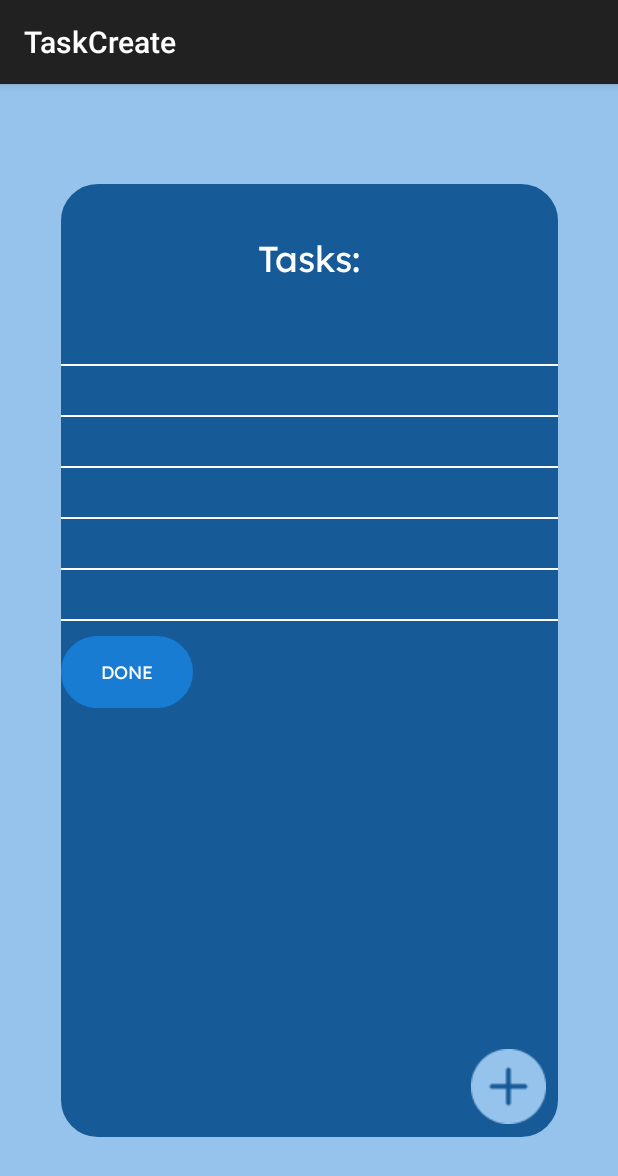
After one commit to Elaine-21/Taskagotchi, an Android app built with Jetpack Compose: the TaskCreationActivity screen opened directly, with no data from a screen before it, on a phone screen of 412 x 824 dp. The commit adds this screen. Shown: the top 1176 px of the screen. Run offline under Robolectric (Android 15) with nearby library versions, the phone set to English and light mode, and no system bars; our stand-ins replace Firebase (no records; nobody signed in at launch, a user with empty details on screens opened directly); Roboto replaces fonts that are not available here.

Commit message:
in progress: Task Creation

```diff
--- a/app/build.gradle.kts
+++ b/app/build.gradle.kts
@@ -54,6 +54,7 @@ android {
 dependencies {
 
     implementation("androidx.core:core-splashscreen:1.0.0")
+    implementation ("org.jetbrains.kotlinx:kotlinx-coroutines-android:1.5.2")
     implementation(libs.androidx.core.ktx)
     implementation(libs.androidx.lifecycle.runtime.ktx)
     implementation(libs.androidx.activity.compose)
--- /dev/null
+++ b/app/src/main/java/com/mobdeve/s13/martin/elaine/taskagotchi/TaskCreationActivity.kt
@@ -0,0 +1,195 @@
+package com.mobdeve.s13.martin.elaine.taskagotchi
+
+import android.app.Dialog
+import android.os.Bundle
+import android.util.Log
+import android.widget.Button
+import android.widget.EditText
+import android.widget.ImageView
+import android.widget.RadioGroup
+import android.widget.TextView
+import android.widget.Toast
+import androidx.appcompat.app.AppCompatActivity
+import com.google.firebase.database.DataSnapshot
+import com.google.firebase.database.DatabaseError
+import com.google.firebase.database.DatabaseReference
+import com.google.firebase.database.FirebaseDatabase
+import com.google.firebase.database.ValueEventListener
+import com.mobdeve.s13.martin.elaine.taskagotchi.databinding.ActivityTaskCreationBinding
+import com.mobdeve.s13.martin.elaine.taskagotchi.model.CharacterDifficulty
+import kotlin.math.log
+
+class TaskCreationActivity : AppCompatActivity() {
+
+    private lateinit var firebaseDatabase: FirebaseDatabase
+    private lateinit var usersReference: DatabaseReference
+    private lateinit var taskaCharacterReference: DatabaseReference
+    private lateinit var taskDatabaseReference: DatabaseReference
+
+    private var taskTitle : String = ""
+    private var taskDescription: String = ""
+    private var frequency: String = ""
+    private var taskAdded: Int = 0
+    private var difficulty: String?= null
+    private var charName:String? = null
+    private var taskQuantity: Int = 0
+
+    override fun onCreate(savedInstanceState: Bundle?) {
+        super.onCreate(savedInstanceState)
+        val viewBinding: ActivityTaskCreationBinding = ActivityTaskCreationBinding.inflate(layoutInflater)
+        setContentView(viewBinding.root)
+
+        //
+        firebaseDatabase = FirebaseDatabase.getInstance()
+        usersReference = firebaseDatabase.reference.child("users")
+        taskaCharacterReference = firebaseDatabase.reference.child("taskagotchiCharacter")
+        taskDatabaseReference = firebaseDatabase.reference.child("tasks")
+
+        //
+        val userId = intent.getStringExtra("userId")
+        val charId = intent.getStringExtra("charId")
+
+
+        getCharacter(charId)
+        //
+        getTaskQuantity(difficulty)
+
+        Log.d("TaskCreation", "charName outside: ${charName} difficulty outside: ${difficulty}")
+
+        viewBinding.addTaskBtn.setOnClickListener{
+            if(taskAdded <= taskQuantity){
+                showAddTaskDialog(taskQuantity)
+            }else{
+                Toast.makeText(this@TaskCreationActivity, "Task full", Toast.LENGTH_SHORT).show()
+            }
+        }
+        viewBinding.addTaskDoneBtn.setOnClickListener {
+            if(taskAdded == taskQuantity){
+                Toast.makeText(this@TaskCreationActivity, "Tasks added", Toast.LENGTH_SHORT).show()
+            }else{
+                Toast.makeText(this@TaskCreationActivity, "Please complete task quantity: ${taskQuantity} charName ${charName}", Toast.LENGTH_SHORT).show()
+                Log.d("TaskCreation", "charName ${charName}")
+            }
+        }
+
+    }
+
+    private fun saveTasks(){
+
+    }
+
+
+    private fun getCharacter(charId: String?) {
+        taskaCharacterReference.orderByChild("id").equalTo(charId).addListenerForSingleValueEvent(object: ValueEventListener {
+            override fun onDataChange(snapshot: DataSnapshot) {
+                if(snapshot.exists()){
+                    for (child in snapshot.children) {
+                        val charName1 = child.child("name").getValue(String::class.java)
+                        val difficulty1 = child.child("difficulty").getValue(String::class.java)
+
+
+                        Log.d("TaskCreation", "charName1 ${charName1} difficulty1 ${difficulty1}")
+
+                        charName = charName1
+                        difficulty = difficulty1
+
+                        Log.d("TaskCreation", "charName inside: ${charName} difficulty inside: ${difficulty}")
+
+
+                    }
+                }
+            }
+
+            override fun onCancelled(error: DatabaseError) {
+                Toast.makeText(this@TaskCreationActivity, "Database Error: ${error.message}", Toast.LENGTH_SHORT).show()
+            }
+
+        })
+
+    }
+
+    private fun getTaskQuantity(difficulty: String?){
+
+        if(difficulty == "BEGINNER"){
+            taskQuantity = 2
+        }else if(difficulty == "AMATEUR"){
+            taskQuantity = 4
+        }else if(difficulty == "EXPERT"){
+            taskQuantity = 6
+        }
+
+    }
+
+    private fun showAddedTask(){
+        var task: TextView = findViewById(R.id.task1_tv)
+        if(taskAdded == 1){
+            task = findViewById(R.id.task1_tv)
+        }else if(taskAdded == 2){
+            task = findViewById(R.id.task2_tv)
+        }else if(taskAdded == 3){
+            task = findViewById(R.id.task3_tv)
+        }else if(taskAdded == 4){
+            task = findViewById(R.id.task4_tv)
+        }else if(taskAdded == 5){
+            task = findViewById(R.id.task5_tv)
+        }else if(taskAdded == 6){
+            task = findViewById(R.id.task6_tv)
+        }
+
+        task.setText("Task ${taskAdded} - ${frequency}\n${taskDescription}")
+
+    }
+    private fun showAddTaskDialog(taskQuantity: Int) {
+        val dialog = Dialog(this)
+        dialog.setContentView(R.layout.dialog_add_task)
+
+        //set size
+        dialog.window?.setLayout(
+            500,
+            700
+        )
+
+        val exitBtn = dialog.findViewById<ImageView>(R.id.exit_btn)
+        val addTaskBtn = dialog.findViewById<Button>(R.id.add_task_btn)
+        val taskTitleEt = dialog.findViewById<EditText>(R.id.task_title_et)
+        val taskDescriptionEt = dialog.findViewById<EditText>(R.id.task_description_et)
+        val frequencyRg = dialog.findViewById<RadioGroup>(R.id.frequency_rg)
+
+        exitBtn.setOnClickListener {
+            dialog.dismiss()
+        }
+
+        addTaskBtn.setOnClickListener {
+            taskTitle = taskTitleEt.text.toString()
+            taskDescription = taskDescriptionEt.text.toString()
+            val selectedFrequencyId = frequencyRg.checkedRadioButtonId
+            frequency = when (selectedFrequencyId) {
+                R.id.everyday_rb -> "Everyday"
+                R.id.once_a_week_rb -> "Once a Week"
+                R.id.every_other_day_rb -> "Every Other Day"
+                else -> ""
+            }
+
+            Log.d("TaskCreation", "Title: $taskTitle")
+            Log.d("TaskCreation", "Description: $taskDescription")
+            Log.d("TaskCreation", "frequency: $frequency")
+            Log.d("TaskCreation", "TaskQuantity: $taskQuantity")
+
+            if(frequency != "" && taskTitle != "" && taskDescription != ""){
+                Toast.makeText(this@TaskCreationActivity, "All fields complete", Toast.LENGTH_SHORT).show()
+                showAddedTask()
+                taskAdded += 1
+                dialog.dismiss()
+            }else if (taskTitle == ""){
+                Toast.makeText(this@TaskCreationActivity, "Please enter task title", Toast.LENGTH_SHORT).show()
+            }else if (taskDescription == ""){
+                Toast.makeText(this@TaskCreationActivity, "Please enter task description", Toast.LENGTH_SHORT).show()
+            }else{
+                Toast.makeText(this@TaskCreationActivity, "Please select task frequency", Toast.LENGTH_SHORT).show()
+            }
+
+        }
+
+        dialog.show()
+    }
+}
--- a/app/src/main/java/com/mobdeve/s13/martin/elaine/taskagotchi/model/TaskData.kt
+++ b/app/src/main/java/com/mobdeve/s13/martin/elaine/taskagotchi/model/TaskData.kt
@@ -3,5 +3,6 @@ package com.mobdeve.s13.martin.elaine.taskagotchi.model
 data class TaskData(
     val taskID : String? = null,
     var title : String? = null,
-    var description : String? = null
+    var description : String? = null,
+    val frequency: String? = null
 )
--- a/app/src/main/res/layout/activity_character_creation.xml
+++ b/app/src/main/res/layout/activity_character_creation.xml
@@ -2,7 +2,7 @@
 <LinearLayout xmlns:android="http://schemas.android.com/apk/res/android"
     xmlns:app="http://schemas.android.com/apk/res-auto"
     xmlns:tools="http://schemas.android.com/tools"
-    android:id="@+id/main"
+    android:id="@+id/tasks_tv"
     android:layout_width="match_parent"
     android:layout_height="match_parent"
     android:background="@drawable/background_line"
--- a/app/src/main/res/layout/activity_home.xml
+++ b/app/src/main/res/layout/activity_home.xml
@@ -2,7 +2,7 @@
 <LinearLayout xmlns:android="http://schemas.android.com/apk/res/android"
     xmlns:app="http://schemas.android.com/apk/res-auto"
     xmlns:tools="http://schemas.android.com/tools"
-    android:id="@+id/main"
+    android:id="@+id/tasks_tv"
     android:layout_width="match_parent"
     android:layout_height="match_parent"
     android:background="@drawable/background_blue_egg"
--- a/app/src/main/res/layout/activity_register.xml
+++ b/app/src/main/res/layout/activity_register.xml
@@ -2,7 +2,7 @@
 <LinearLayout xmlns:android="http://schemas.android.com/apk/res/android"
     xmlns:app="http://schemas.android.com/apk/res-auto"
     xmlns:tools="http://schemas.android.com/tools"
-    android:id="@+id/main"
+    android:id="@+id/tasks_tv"
     android:layout_width="match_parent"
     android:layout_height="match_parent"
     android:layout_gravity="center_horizontal"
--- /dev/null
+++ b/app/src/main/res/layout/activity_task_creation.xml
@@ -0,0 +1,137 @@
+<?xml version="1.0" encoding="utf-8"?>
+<androidx.constraintlayout.widget.ConstraintLayout xmlns:android="http://schemas.android.com/apk/res/android"
+    xmlns:app="http://schemas.android.com/apk/res-auto"
+    xmlns:tools="http://schemas.android.com/tools"
+    android:id="@+id/tasks_tv"
+    android:layout_width="match_parent"
+    android:layout_height="match_parent"
+    android:background="#96C3EB"
+    tools:context=".TaskCreationActivity">
+
+    <LinearLayout
+        android:layout_width="331dp"
+        android:layout_height="635dp"
+        android:background="@drawable/rounded_corner"
+        android:backgroundTint="#165A97"
+        android:orientation="vertical"
+        app:layout_constraintBottom_toBottomOf="parent"
+        app:layout_constraintEnd_toEndOf="parent"
+        app:layout_constraintStart_toStartOf="parent"
+        app:layout_constraintTop_toTopOf="parent">
+
+        <TextView
+            android:id="@+id/task_title_tv"
+            android:layout_width="match_parent"
+            android:layout_height="97dp"
+            android:fontFamily="@font/lexend"
+            android:gravity="center_horizontal|center_vertical"
+            android:text="Tasks:"
+            android:textColor="#FFFFFF"
+            android:textSize="24sp" />
+
+        <TextView
+            android:id="@+id/task1_tv"
+            android:layout_width="match_parent"
+            android:layout_height="wrap_content"
+            android:paddingBottom="3dp" />
+
+        <View
+            android:layout_width="match_parent"
+            android:layout_height="1dp"
+            android:layout_marginBottom="10dp"
+            android:background="#FFFFFF" />
+
+        <TextView
+            android:id="@+id/task2_tv"
+            android:layout_width="match_parent"
+            android:layout_height="wrap_content"
+            android:paddingBottom="3dp" />
+
+        <View
+            android:layout_width="match_parent"
+            android:layout_height="1dp"
+            android:layout_marginBottom="10dp"
+            android:background="#FFFFFF" />
+
+        <TextView
+            android:id="@+id/task3_tv"
+            android:layout_width="match_parent"
+            android:layout_height="wrap_content"
+            android:paddingBottom="3dp" />
+
+        <View
+            android:layout_width="match_parent"
+            android:layout_height="1dp"
+            android:layout_marginBottom="10dp"
+            android:background="#FFFFFF" />
+
+        <TextView
+            android:id="@+id/task4_tv"
+            android:layout_width="match_parent"
+            android:layout_height="wrap_content"
+            android:paddingBottom="3dp" />
+
+        <View
+            android:layout_width="match_parent"
+            android:layout_height="1dp"
+            android:layout_marginBottom="10dp"
+            android:background="#FFFFFF" />
+
+        <TextView
+            android:id="@+id/task5_tv"
+            android:layout_width="match_parent"
+            android:layout_height="wrap_content"
+            android:paddingBottom="3dp" />
+
+        <View
+            android:layout_width="match_parent"
+            android:layout_height="1dp"
+            android:layout_marginBottom="10dp"
+            android:background="#FFFFFF" />
+
+        <TextView
+            android:id="@+id/task6_tv"
+            android:layout_width="match_parent"
+            android:layout_height="wrap_content"
+            android:paddingBottom="3dp" />
+
+        <View
+            android:layout_width="match_parent"
+            android:layout_height="1dp"
+            android:layout_marginBottom="10dp"
+            android:background="#FFFFFF" />
+
+
+        <androidx.constraintlayout.widget.ConstraintLayout
+            android:layout_width="match_parent"
+            android:layout_height="match_parent">
+
+            <ImageButton
+                android:id="@+id/addTask_btn"
+                android:layout_width="60dp"
+                android:layout_height="60dp"
+                android:background="@drawable/circle_border"
+                android:backgroundTint="#165A97"
+                app:layout_constraintBottom_toBottomOf="parent"
+                app:layout_constraintEnd_toEndOf="parent"
+                app:layout_constraintHorizontal_bias="0.988"
+                app:layout_constraintStart_toStartOf="parent"
+                app:layout_constraintTop_toTopOf="parent"
+                app:layout_constraintVertical_bias="0.985"
+                app:srcCompat="@drawable/add_task_icon" />
+
+            <Button
+                android:id="@+id/addTaskDone_btn"
+                android:layout_width="wrap_content"
+                android:layout_height="wrap_content"
+                android:text="Done"
+                android:background="@drawable/rounded_corner"
+                android:backgroundTint="#197CD3"
+                android:fontFamily="@font/lexend"
+                android:textColor="@color/white"
+                android:textSize="12sp"
+                tools:layout_editor_absoluteX="121dp"
+                tools:layout_editor_absoluteY="273dp" />
+        </androidx.constraintlayout.widget.ConstraintLayout>
+    </LinearLayout>
+</androidx.constraintlayout.widget.ConstraintLayout>
```
Also changed, not shown: app/src/main/AndroidManifest.xml (+6 -1 lines), app/src/main/java/com/mobdeve/s13/martin/elaine/taskagotchi/CharacterCallback.kt (added, +7 -0 lines), app/src/main/java/com/mobdeve/s13/martin/elaine/taskagotchi/CharacterCreation.kt (+6 -8 lines), app/src/main/res/layout/dialog_add_task.xml (added, +111 -0 lines), app/src/main/res/drawable/add_task_icon.png (added), app/src/main/res/drawable/exit_icon.png (added).
